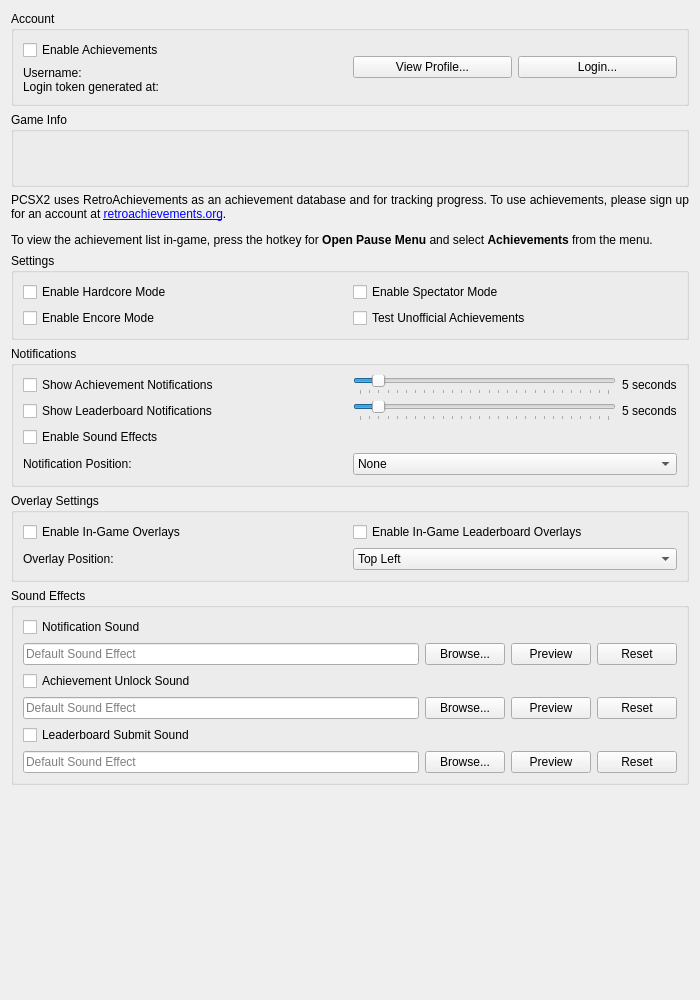
Qt form app/src/main/cpp/pcsx2/pcsx2-qt/Settings/AchievementSettingsWidget.ui (Solven190/EmuCoreX) before a commit.
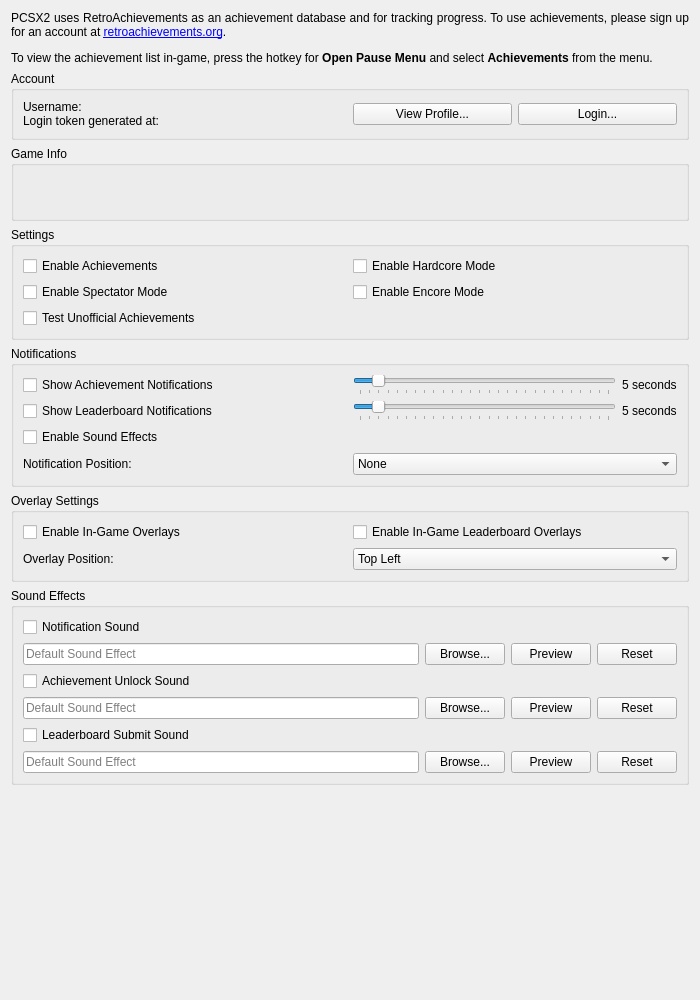
The same form after that commit.

Commit message: feat: update PCSX2 core to v2.8.0

```diff
--- a/app/src/main/cpp/pcsx2/pcsx2-qt/Settings/AchievementSettingsWidget.ui
+++ b/app/src/main/cpp/pcsx2/pcsx2-qt/Settings/AchievementSettingsWidget.ui
@@ -11,6 +11,28 @@
    </rect>
   </property>
   <layout class="QVBoxLayout" name="verticalLayout">
+   <item>
+    <widget class="QLabel" name="rcheevosDisclaimer">
+     <property name="text">
+      <string>&lt;html&gt;&lt;head/&gt;&lt;body&gt;&lt;p align=&quot;justify&quot;&gt;PCSX2 uses RetroAchievements as an achievement database and for tracking progress. To use achievements, please sign up for an account at &lt;a href=&quot;https://retroachievements.org/&quot;&gt;retroachievements.org&lt;/a&gt;.&lt;/p&gt;&lt;p align=&quot;justify&quot;&gt;To view the achievement list in-game, press the hotkey for &lt;span style=&quot; font-weight:600;&quot;&gt;Open Pause Menu&lt;/span&gt; and select &lt;span style=&quot; font-weight:600;&quot;&gt;Achievements&lt;/span&gt; from the menu.&lt;/p&gt;&lt;/body&gt;&lt;/html&gt;</string>
+     </property>
+     <property name="textFormat">
+      <enum>Qt::TextFormat::RichText</enum>
+     </property>
+     <property name="wordWrap">
+      <bool>true</bool>
+     </property>
+     <property name="margin">
+      <number>8</number>
+     </property>
+     <property name="openExternalLinks">
+      <bool>true</bool>
+     </property>
+     <property name="buddy">
+      <cstring>enable</cstring>
+     </property>
+    </widget>
+   </item>
    <item>
     <widget class="QGroupBox" name="loginBox">
      <property name="title">
@@ -18,15 +40,6 @@
      </property>
      <layout class="QHBoxLayout" name="horizontalLayout" stretch="0,0">
       <item>
-       <layout class="QGridLayout" name="acccountLayout">
-        <item row="0" column="0">
-         <widget class="QCheckBox" name="enable">
-          <property name="text">
-           <string>Enable Achievements</string>
-          </property>
-         </widget>
-        </item>
-        <item row="1" column="0">
          <widget class="QLabel" name="loginStatus">
           <property name="text">
            <string>Username:
@@ -43,8 +56,6 @@
           </property>
          </widget>
         </item>
-       </layout>
-      </item>
       <item>
        <layout class="QHBoxLayout" name="achievementButtons">
         <item>
@@ -94,62 +105,47 @@
      </layout>
     </widget>
    </item>
-   <item>
-    <widget class="QLabel" name="rcheevosDisclaimer">
-     <property name="text">
-      <string>&lt;html&gt;&lt;head/&gt;&lt;body&gt;&lt;p align=&quot;justify&quot;&gt;PCSX2 uses RetroAchievements as an achievement database and for tracking progress. To use achievements, please sign up for an account at &lt;a href=&quot;https://retroachievements.org/&quot;&gt;retroachievements.org&lt;/a&gt;.&lt;/p&gt;&lt;p align=&quot;justify&quot;&gt;To view the achievement list in-game, press the hotkey for &lt;span style=&quot; font-weight:600;&quot;&gt;Open Pause Menu&lt;/span&gt; and select &lt;span style=&quot; font-weight:600;&quot;&gt;Achievements&lt;/span&gt; from the menu.&lt;/p&gt;&lt;/body&gt;&lt;/html&gt;</string>
-     </property>
-     <property name="textFormat">
-      <enum>Qt::TextFormat::RichText</enum>
-     </property>
-     <property name="wordWrap">
-      <bool>true</bool>
-     </property>
-     <property name="margin">
-      <number>8</number>
-     </property>
-     <property name="openExternalLinks">
-      <bool>true</bool>
-     </property>
-     <property name="buddy">
-      <cstring>enable</cstring>
-     </property>
-    </widget>
-   </item>
    <item>
     <widget class="QGroupBox" name="settingsBox">
      <property name="title">
       <string>Settings</string>
      </property>
      <layout class="QGridLayout" name="gridLayout_5">
-      <item row="1" column="1">
-       <widget class="QCheckBox" name="unofficialAchievements">
-        <property name="text">
-         <string>Test Unofficial Achievements</string>
-        </property>
-       </widget>
-      </item>
-      <item row="0" column="1">
-       <widget class="QCheckBox" name="spectatorMode">
-        <property name="text">
-         <string>Enable Spectator Mode</string>
-        </property>
-       </widget>
-      </item>
       <item row="0" column="0">
+       <widget class="QCheckBox" name="enable">
+        <property name="text">
+         <string>Enable Achievements</string>
+        </property>
+       </widget>
+      </item>
+      <item row="0" column="1">
        <widget class="QCheckBox" name="hardcoreMode">
         <property name="text">
          <string>Enable Hardcore Mode</string>
         </property>
        </widget>
       </item>
-      <item row="1" column="0">
+      <item row="2" column="0">
+       <widget class="QCheckBox" name="spectatorMode">
+        <property name="text">
+         <string>Enable Spectator Mode</string>
+        </property>
+       </widget>
+      </item>
+      <item row="2" column="1">
        <widget class="QCheckBox" name="encoreMode">
         <property name="text">
          <string>Enable Encore Mode</string>
         </property>
        </widget>
       </item>
+      <item row="3" column="0">
+       <widget class="QCheckBox" name="unofficialAchievements">
+        <property name="text">
+         <string>Test Unofficial Achievements</string>
+        </property>
+       </widget>
+      </item>
      </layout>
     </widget>
    </item>
```
Left out of the diff: 2 changed lines with no effect on the pictures. Lines whose indentation alone changed are shown as unchanged. The commit also changes 454 other files.
